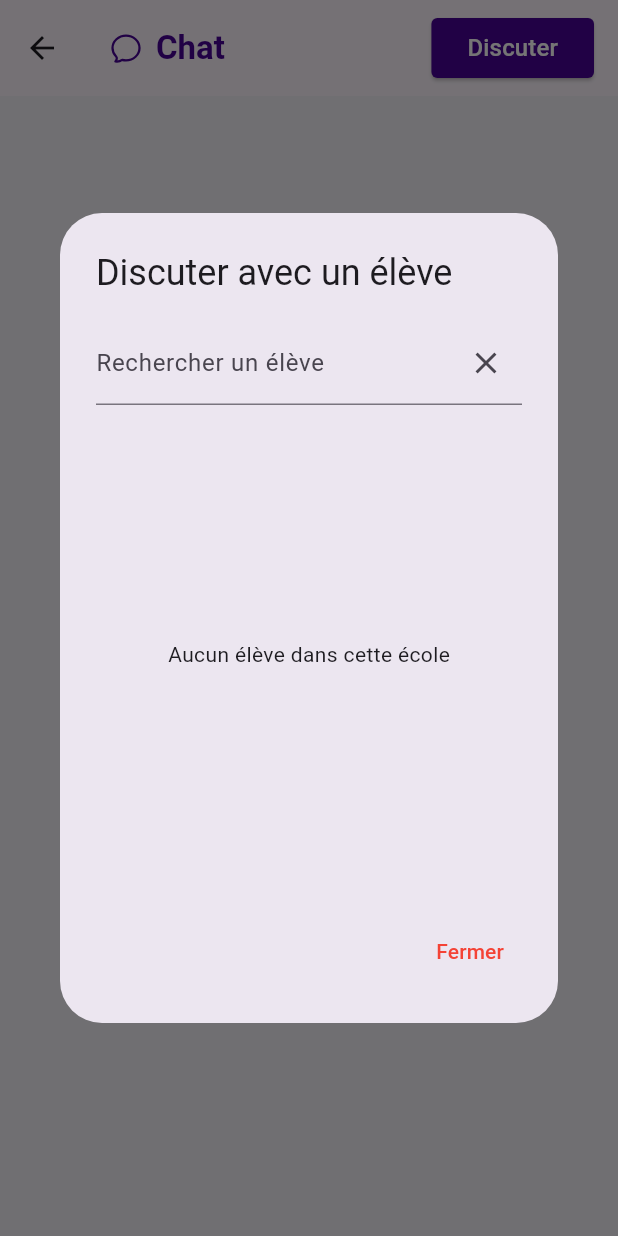
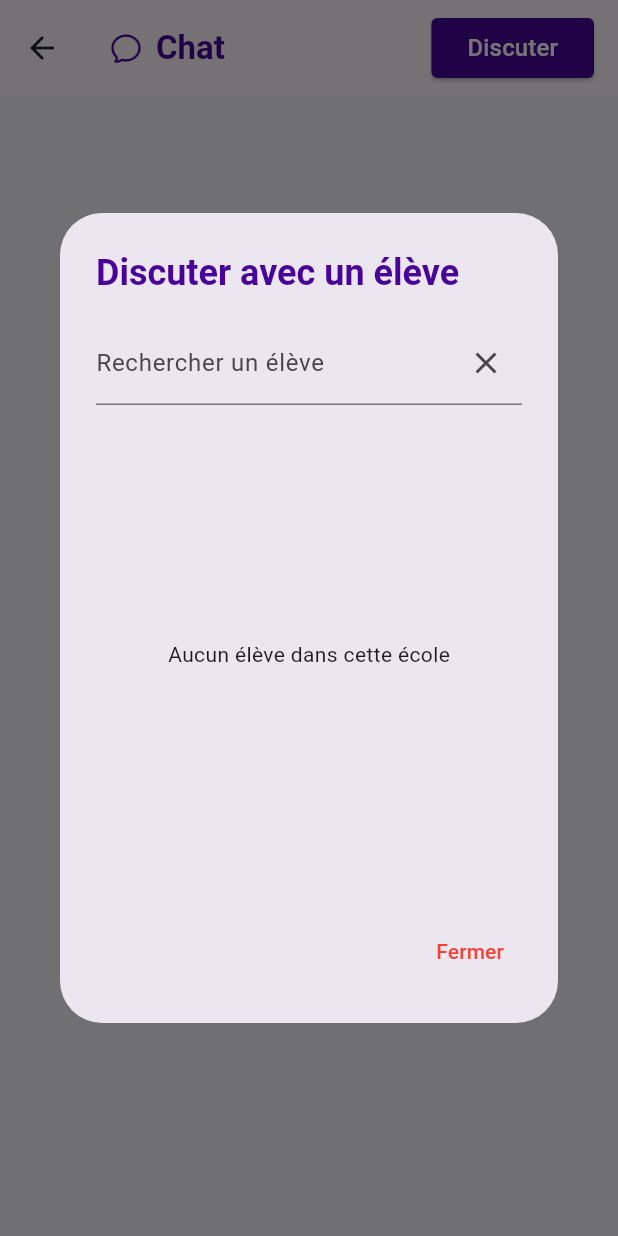
Before and after one commit to esgi-challenge/web, a Flutter app: the ChannelScreen screen opened directly, after a tap on "Discuter", on a phone screen of 412 x 824 dp. Run offline on Flutter 3.47's test engine with Material 3 defaults, Android fonts, the phone set to English and light mode, and no system bars; drawn by our look-alikes of toastification; our stand-ins replace dio, file_picker, flutter_bloc, flutter_dotenv, go_router, google_maps_flutter and 4 more; missing offline and left inert: dart:html; accounts and stored records are empty; network calls fail.

Commit message:
styles on alertdialogs teacher side

```diff
--- a/lib/chat/chat_screen.dart
+++ b/lib/chat/chat_screen.dart
@@ -98,7 +98,13 @@ class ChannelScreen extends StatelessWidget {
           child: Builder (
             builder: (context) {
               return AlertDialog(
-                title: const Text('Discuter avec un élève'),
+                title: const Text(
+                  'Discuter avec un élève',
+                  style: TextStyle(
+                    color: Color.fromRGBO(72, 2, 151, 1),
+                    fontWeight: FontWeight.bold,
+                  ),
+                ),
                 content: SingleChildScrollView(
                   child: Column(
                     mainAxisSize: MainAxisSize.min,
@@ -136,8 +142,18 @@ class ChannelScreen extends StatelessWidget {
                                   scrollDirection: Axis.horizontal,
                                   child: DataTable(
                                     columns: const [
-                                      DataColumn(label: Text('Prénom')),
-                                      DataColumn(label: Text('Nom')),
+                                      DataColumn(
+                                          label: Text('Prénom',
+                                              style: TextStyle(
+                                                  fontWeight: FontWeight.bold,
+                                                  fontSize: 16,
+                                                  color: Color.fromRGBO(72, 2, 151, 1)))),
+                                      DataColumn(
+                                          label: Text('Nom',
+                                              style: TextStyle(
+                                                  fontWeight: FontWeight.bold,
+                                                  fontSize: 16,
+                                                  color: Color.fromRGBO(72, 2, 151, 1)))),
                                       DataColumn(label: Text(''))
                                     ],
                                     rows: state.students.map<DataRow>((student) {
@@ -145,16 +161,32 @@ class ChannelScreen extends StatelessWidget {
                                         cells: [
                                           DataCell(Text(student['firstname'])),
                                           DataCell(Text(student['lastname'])),
-                                          DataCell(ElevatedButton(
+                                          DataCell(SizedBox(
+                                            width: 40,
+                                            child: ElevatedButton(
                                               onPressed: () {
                                                 _searchController.clear();
                                                 context.read<ChannelBloc>().add(AddChannel(student['id']));
                                                 Navigator.of(context).pop();
                                               },
-                                            child: const HeroIcon(
+                                              style: ElevatedButton.styleFrom(
+                                                foregroundColor: Colors.white,
+                                                backgroundColor: Color.fromRGBO(247, 159, 2, 1),
+                                                shape: RoundedRectangleBorder(
+                                                  borderRadius: BorderRadius.circular(4),
+                                                ),
+                                                padding: EdgeInsets.all(0),
+                                              ),
+                                              child: const Padding(
+                                                padding: EdgeInsets.all(4.0),
+                                                child: HeroIcon(
                                                   HeroIcons.chatBubbleOvalLeft,
+                                                  size: 16,
                                                 ),
-                                          )),
+                                              ),
+                                            ),
+                                          ),
+                                          ),
                                         ],
                                       );
                                     }).toList(),
```
Also changed, not shown: lib/note/note_screen.dart (+26 -4 lines), lib/project/project_screen.dart (+14 -32 lines). Lines whose indentation alone changed are shown as unchanged.
